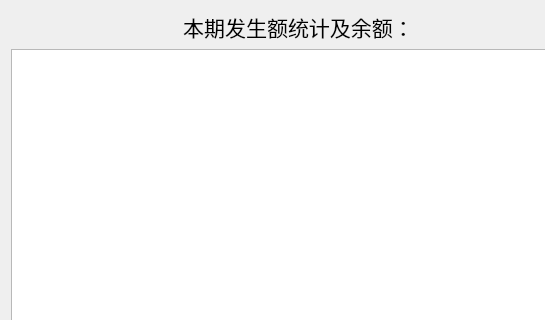
Above: forms/printTemplates/printtemplatestat.ui from wangkungit5905/PzAssistant before the change; both pictures show x 0 to 545 and y 0 to 320 of the 696 by 408 pixel window. Below: the same form after it.
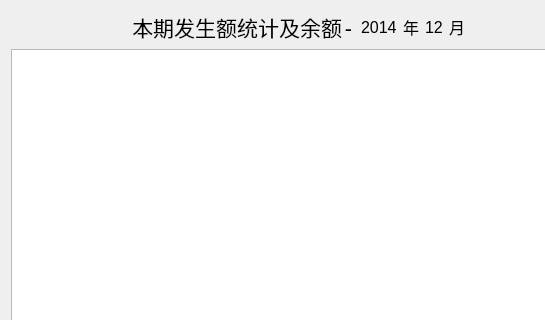
That is the form after the change.

Patch:
```diff
--- a/forms/printTemplates/printtemplatestat.ui
+++ b/forms/printTemplates/printtemplatestat.ui
@@ -38,13 +38,61 @@
         </font>
        </property>
        <property name="text">
-        <string>本期发生额统计及余额：</string>
+        <string>本期发生额统计及余额-</string>
        </property>
        <property name="alignment">
         <set>Qt::AlignCenter</set>
        </property>
       </widget>
      </item>
+     <item>
+      <widget class="QLabel" name="lblYear">
+       <property name="font">
+        <font>
+         <pointsize>12</pointsize>
+        </font>
+       </property>
+       <property name="text">
+        <string>2014</string>
+       </property>
+      </widget>
+     </item>
+     <item>
+      <widget class="QLabel" name="label_6">
+       <property name="font">
+        <font>
+         <pointsize>12</pointsize>
+        </font>
+       </property>
+       <property name="text">
+        <string>年</string>
+       </property>
+      </widget>
+     </item>
+     <item>
+      <widget class="QLabel" name="lblMonth">
+       <property name="font">
+        <font>
+         <pointsize>12</pointsize>
+        </font>
+       </property>
+       <property name="text">
+        <string>12</string>
+       </property>
+      </widget>
+     </item>
+     <item>
+      <widget class="QLabel" name="label_8">
+       <property name="font">
+        <font>
+         <pointsize>12</pointsize>
+        </font>
+       </property>
+       <property name="text">
+        <string>月</string>
+       </property>
+      </widget>
+     </item>
      <item>
       <spacer name="horizontalSpacer_4">
        <property name="orientation">
```
